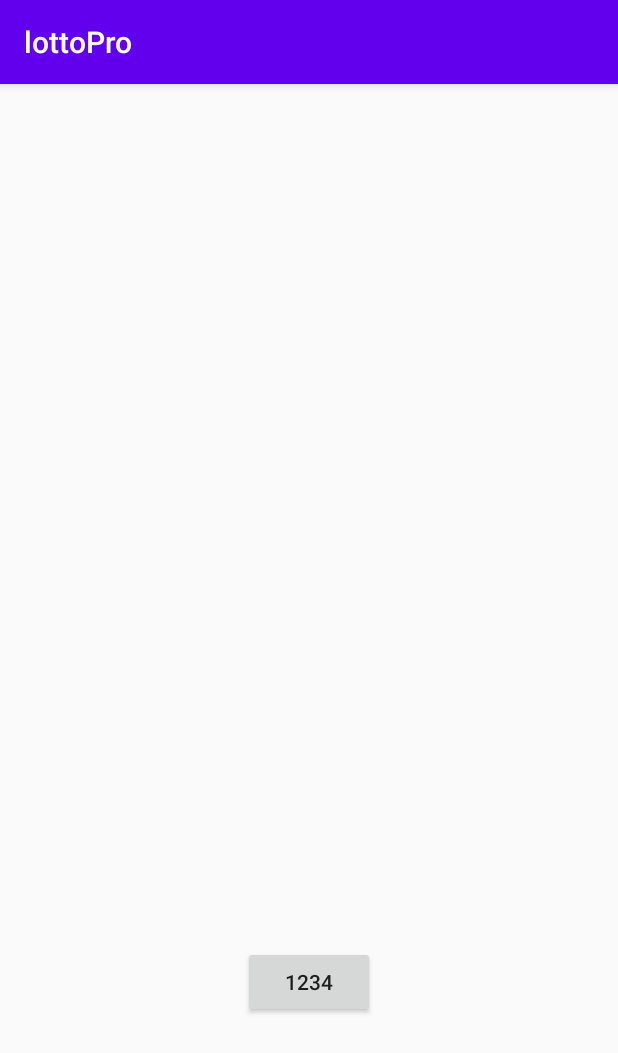
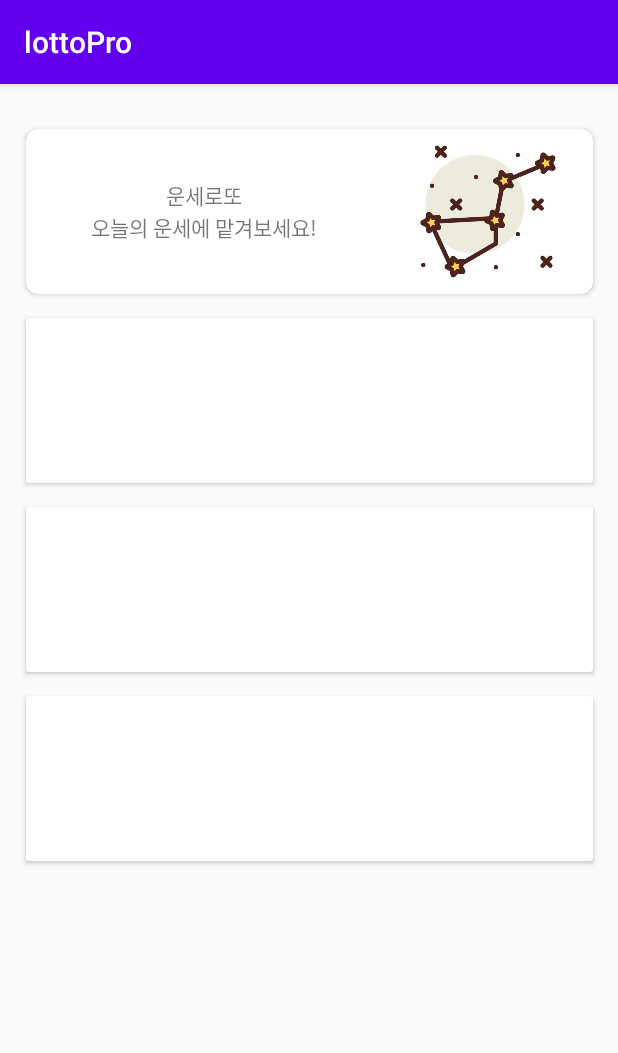
Before and after one commit to gyulggam/lottoPro, an Android app: the screen it shows after launch (MainActivity), on a phone screen of 412 x 824 dp. Shown: the top 1053 px of the screen. Run offline under Robolectric (Android 15) with nearby library versions, the phone set to English and light mode, and no system bars; our stand-ins replace Timber.

Commit message:
20200918 hs
커커커ㅓ 밋~

```diff
--- a/app/build.gradle
+++ b/app/build.gradle
@@ -40,6 +40,7 @@ dependencies {
     implementation 'androidx.appcompat:appcompat:1.2.0'
     implementation 'androidx.constraintlayout:constraintlayout:2.0.1'
     implementation 'com.jakewharton.timber:timber:4.7.1'
+    implementation 'androidx.cardview:cardview:1.0.0'
     testImplementation 'junit:junit:4.12'
     androidTestImplementation 'androidx.test.ext:junit:1.1.2'
     androidTestImplementation 'androidx.test.espresso:espresso-core:3.3.0'
--- a/app/src/main/AndroidManifest.xml
+++ b/app/src/main/AndroidManifest.xml
@@ -16,8 +16,8 @@
                 <category android:name="android.intent.category.LAUNCHER" />
             </intent-filter>
         </activity>
-        <activity android:name=".SelectNumActivity"></activity>
         <activity android:name=".SelectLottoActivity"></activity>
+        <activity android:name=".ConstellationActivity"></activity>
     </application>
 
 </manifest>
--- a/app/src/main/java/com/example/lottopro/MainActivity.kt
+++ b/app/src/main/java/com/example/lottopro/MainActivity.kt
@@ -7,20 +7,39 @@ import android.util.Log
 import android.widget.Button
 import android.widget.TextView
 import android.view.View
+import kotlinx.android.synthetic.main.activity_main.*
 import timber.log.Timber
 
 class MainActivity : AppCompatActivity() {
+
     override fun onCreate(savedInstanceState: Bundle?) {
         super.onCreate(savedInstanceState)
         Timber.plant(Timber.DebugTree())
         setContentView(R.layout.activity_main)
 
-        val sPageMoveBtn = findViewById<Button>(R.id.moveBtn) as Button
-        var sNextIntent = Intent()
+        var sIntent = Intent();
 
-        sPageMoveBtn.setOnClickListener{
-            sNextIntent = Intent(this@MainActivity, SelectLottoActivity::class.java)
-            startActivity(sNextIntent)
+        menuBtn1.setOnClickListener{
+            sIntent = Intent(this@MainActivity, ConstellationActivity::class.java  )
+            startActivity(sIntent);
+
+        }
+
+        menuBtn2.setOnClickListener{
+//            val sIntent = Intent(this@MainActivity, ConstellationActivity::class.java  )
+//            startActivity(intent);
+
+        }
+        menuBtn3.setOnClickListener{
+//            val sIntent = Intent(this@MainActivity, ConstellationActivity::class.java  )
+//            startActivity(intent);
+
+        }
+        menuBtn4.setOnClickListener{
+            val intent = Intent(this@MainActivity, SelectLottoActivity::class.java  )
+            startActivity(intent);
+
         }
     }
+
 }
--- a/app/src/main/res/layout/activity_main.xml
+++ b/app/src/main/res/layout/activity_main.xml
@@ -6,14 +6,116 @@
     android:layout_height="match_parent"
     tools:context=".MainActivity">
 
-    <Button
-        android:id="@+id/moveBtn"
+    <LinearLayout
+        android:id="@+id/linearLayout"
         android:layout_width="wrap_content"
-        android:layout_height="wrap_content"
-        android:layout_marginBottom="145dp"
-        android:text="1234"
-        app:layout_constraintBottom_toBottomOf="parent"
+        android:layout_height="600dp"
+        android:orientation="vertical"
         app:layout_constraintEnd_toEndOf="parent"
-        app:layout_constraintStart_toStartOf="parent" />
+        app:layout_constraintStart_toStartOf="parent"
+        app:layout_constraintTop_toTopOf="parent"
+        tools:ignore="MissingConstraints">
+
+
+
+        <androidx.cardview.widget.CardView
+            android:id="@+id/menuBtn1"
+            android:layout_width="378dp"
+            android:layout_height="110dp"
+            android:layout_marginStart="16dp"
+            android:layout_marginTop="30dp"
+            android:layout_marginEnd="16dp"
+            android:layout_marginBottom="8dp"
+            android:text="Menu1"
+            app:cardCornerRadius="8dp"
+            app:layout_constraintBottom_toTopOf="@+id/menuBtn2"
+            app:layout_constraintEnd_toEndOf="parent"
+            app:layout_constraintHorizontal_bias="0.49"
+            app:layout_constraintStart_toStartOf="parent"
+            app:layout_constraintTop_toTopOf="parent">
+
+
+            <LinearLayout
+                android:layout_width="match_parent"
+                android:layout_height="match_parent"
+                android:gravity="right|center_vertical"
+                android:orientation="horizontal">
+
+                <LinearLayout
+                    android:layout_width="wrap_content"
+                    android:layout_height="match_parent"
+                    android:gravity="center"
+                    android:layout_weight="1"
+                    android:orientation="vertical">
+
+                    <TextView
+                        android:id="@+id/textView1"
+                        android:layout_width="wrap_content"
+                        android:layout_height="wrap_content"
+                        android:text="운세로또" />
+
+                    <TextView
+                        android:id="@+id/textView2"
+                        android:layout_width="wrap_content"
+                        android:layout_height="wrap_content"
+                        android:text="오늘의 운세에 맡겨보세요!" />
+                </LinearLayout>
+
+                <ImageView
+                    android:id="@+id/imageView2"
+                    android:layout_width="140dp"
+                    android:layout_height="wrap_content"
+                    app:srcCompat="@drawable/constellation" />
+
+
+            </LinearLayout>
+        </androidx.cardview.widget.CardView>
+        <androidx.cardview.widget.CardView
+            android:id="@+id/menuBtn2"
+            android:layout_width="match_parent"
+            android:layout_height="110dp"
+            android:layout_marginStart="16dp"
+            android:layout_marginTop="8dp"
+            android:layout_marginEnd="16dp"
+            android:layout_marginBottom="8dp"
+            android:text="Menu2"
+            app:layout_constraintBottom_toTopOf="@+id/menuBtn3"
+            app:layout_constraintEnd_toEndOf="parent"
+            app:layout_constraintStart_toStartOf="parent"
+            app:layout_constraintTop_toBottomOf="@+id/menuBtn1"
+            tools:ignore="MissingConstraints" />
+
+        <androidx.cardview.widget.CardView
+            android:id="@+id/menuBtn3"
+            android:layout_width="match_parent"
+            android:layout_height="110dp"
+            android:layout_marginStart="16dp"
+            android:layout_marginTop="8dp"
+            android:layout_marginEnd="16dp"
+            android:layout_marginBottom="8dp"
+            android:text="Menu3"
+            app:layout_constraintBottom_toTopOf="@+id/menuBtn4"
+            app:layout_constraintEnd_toEndOf="parent"
+            app:layout_constraintStart_toStartOf="parent"
+            app:layout_constraintTop_toBottomOf="@+id/menuBtn2"
+            tools:ignore="MissingConstraints" />
+
+        <androidx.cardview.widget.CardView
+            android:id="@+id/menuBtn4"
+            android:layout_width="match_parent"
+            android:layout_height="110dp"
+            android:layout_marginStart="16dp"
+            android:layout_marginTop="8dp"
+            android:layout_marginEnd="16dp"
+            android:layout_marginBottom="156dp"
+            android:text="Menu4"
+            app:layout_constraintBottom_toBottomOf="parent"
+            app:layout_constraintEnd_toEndOf="parent"
+            app:layout_constraintStart_toStartOf="parent"
+            app:layout_constraintTop_toBottomOf="@+id/menuBtn3"
+            tools:ignore="MissingConstraints" />
+
+
+    </LinearLayout>
 
 </androidx.constraintlayout.widget.ConstraintLayout>
```
Also changed, not shown: app/src/main/java/com/example/lottopro/ConstellationActivity.kt (added, +19 -0 lines), app/src/main/java/com/example/lottopro/SelectNumActivity.kt (deleted, +0 -59 lines), app/src/main/res/layout/activity_constellation.xml (added, +37 -0 lines), app/src/main/res/drawable/constellation.png (added), app/src/main/res/drawable/lotto.png (added), app/src/main/res/drawable/lotto__1_.png (added).
